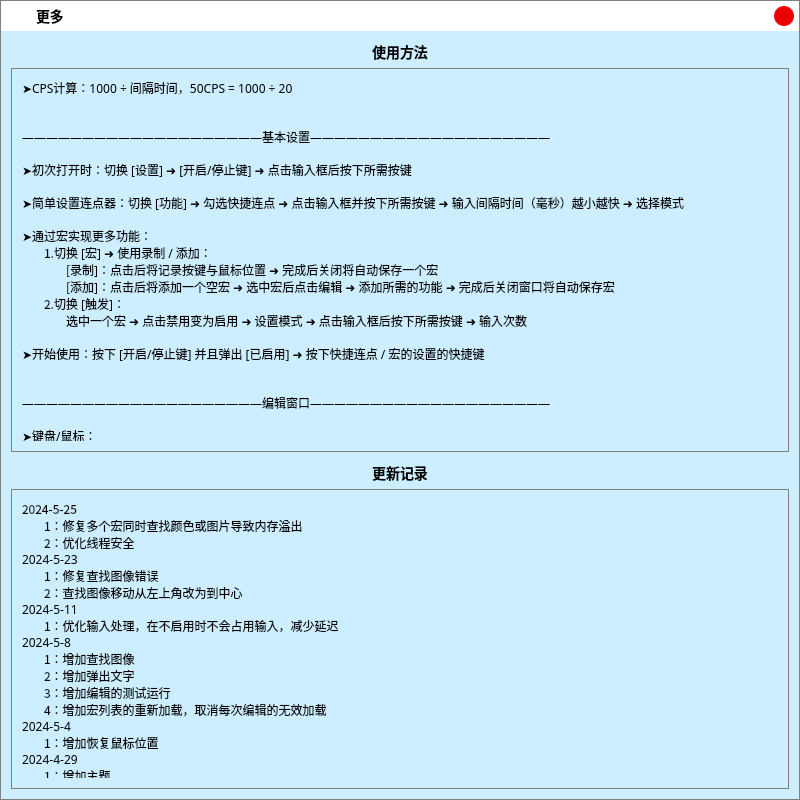
The window that .ui/MoreUi.ui (ChiyukiGana/Quickinput) describes before a commit, drawn with Qt 5.
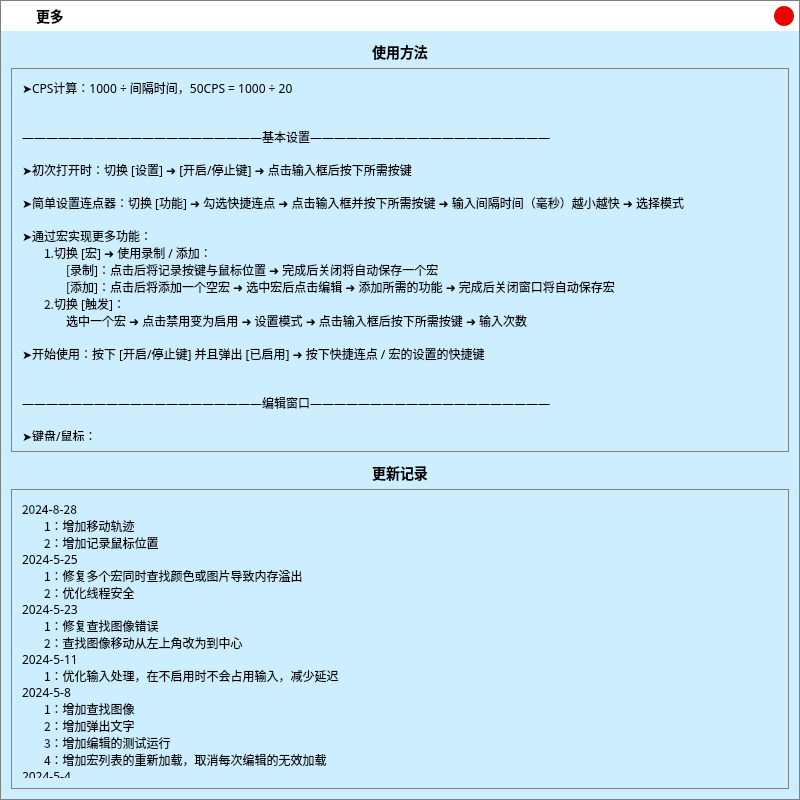
The same window after the commit. Icons and pictures are not drawn.

Diff of the .ui file:
```diff
--- a/.ui/MoreUi.ui
+++ b/.ui/MoreUi.ui
@@ -457,7 +457,7 @@
            <x>0</x>
            <y>0</y>
            <width>756</width>
-           <height>2747</height>
+           <height>2798</height>
           </rect>
          </property>
          <property name="styleSheet">
@@ -496,7 +496,10 @@
              </font>
             </property>
             <property name="text">
-             <string>2024-5-25
+             <string>2024-8-28
+ㅤㅤ1：增加移动轨迹
+ㅤㅤ2：增加记录鼠标位置
+2024-5-25
 ㅤㅤ1：修复多个宏同时查找颜色或图片导致内存溢出
 ㅤㅤ2：优化线程安全
 2024-5-23
```
